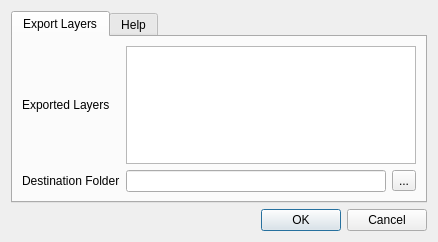
Above: batch_save_layers_dialog_base.ui from rjspiers/qgis-batch-save-layers before the change. Below: the same form after it.
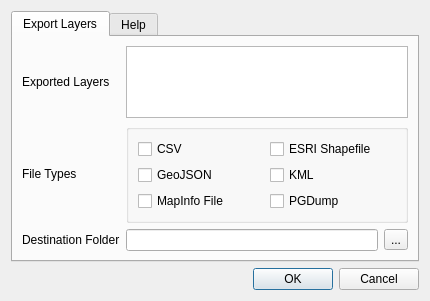
That is the form after the change.

Commit message: added checkbox selection for file types

Diff of the .ui file:
```diff
--- a/batch_save_layers_dialog_base.ui
+++ b/batch_save_layers_dialog_base.ui
@@ -6,8 +6,8 @@
    <rect>
     <x>0</x>
     <y>0</y>
-    <width>438</width>
-    <height>235</height>
+    <width>430</width>
+    <height>280</height>
    </rect>
   </property>
   <property name="windowTitle">
@@ -24,6 +24,23 @@
        <string>Export Layers</string>
       </attribute>
       <layout class="QGridLayout" name="gridLayout_2">
+       <item row="2" column="2">
+        <widget class="QToolButton" name="toolButton">
+         <property name="toolTip">
+          <string>Set destination folder</string>
+         </property>
+         <property name="text">
+          <string>...</string>
+         </property>
+        </widget>
+       </item>
+       <item row="2" column="1">
+        <widget class="QLineEdit" name="lineEdit">
+         <property name="toolTip">
+          <string>Set destination folder</string>
+         </property>
+        </widget>
+       </item>
        <item row="0" column="0">
         <widget class="QLabel" name="label">
          <property name="text">
@@ -31,30 +48,13 @@
          </property>
         </widget>
        </item>
-       <item row="1" column="0">
+       <item row="2" column="0">
         <widget class="QLabel" name="label_2">
          <property name="text">
           <string>Destination Folder</string>
          </property>
         </widget>
        </item>
-       <item row="1" column="1">
-        <widget class="QLineEdit" name="lineEdit">
-         <property name="toolTip">
-          <string>Set destination folder</string>
-         </property>
-        </widget>
-       </item>
-       <item row="1" column="2">
-        <widget class="QToolButton" name="toolButton">
-         <property name="toolTip">
-          <string>Set destination folder</string>
-         </property>
-         <property name="text">
-          <string>...</string>
-         </property>
-        </widget>
-       </item>
        <item row="0" column="1" colspan="2">
         <widget class="QListWidget" name="listWidget">
          <property name="toolTip">
@@ -63,6 +63,67 @@
          <property name="selectionMode">
           <enum>QAbstractItemView::NoSelection</enum>
          </property>
+         <property name="sortingEnabled">
+          <bool>true</bool>
+         </property>
+        </widget>
+       </item>
+       <item row="1" column="1" colspan="2">
+        <widget class="QGroupBox" name="groupBox">
+         <property name="toolTip">
+          <string>File types to export</string>
+         </property>
+         <layout class="QGridLayout" name="gridLayout_4">
+          <item row="0" column="0">
+           <widget class="QCheckBox" name="checkBox_csv">
+            <property name="text">
+             <string>CSV</string>
+            </property>
+           </widget>
+          </item>
+          <item row="0" column="1">
+           <widget class="QCheckBox" name="checkBox_shp">
+            <property name="text">
+             <string>ESRI Shapefile</string>
+            </property>
+           </widget>
+          </item>
+          <item row="2" column="0">
+           <widget class="QCheckBox" name="checkBox_geojson">
+            <property name="text">
+             <string>GeoJSON</string>
+            </property>
+           </widget>
+          </item>
+          <item row="2" column="1">
+           <widget class="QCheckBox" name="checkBox_kml">
+            <property name="text">
+             <string>KML</string>
+            </property>
+           </widget>
+          </item>
+          <item row="3" column="0">
+           <widget class="QCheckBox" name="checkBox_tab">
+            <property name="text">
+             <string>MapInfo File</string>
+            </property>
+           </widget>
+          </item>
+          <item row="3" column="1">
+           <widget class="QCheckBox" name="checkBox_pgdump">
+            <property name="text">
+             <string>PGDump</string>
+            </property>
+           </widget>
+          </item>
+         </layout>
+        </widget>
+       </item>
+       <item row="1" column="0">
+        <widget class="QLabel" name="label_4">
+         <property name="text">
+          <string>File Types</string>
+         </property>
         </widget>
        </item>
       </layout>
@@ -75,7 +136,10 @@
        <item row="0" column="0">
         <widget class="QLabel" name="label_3">
          <property name="text">
-          <string>&lt;html&gt;&lt;head/&gt;&lt;body&gt;&lt;p&gt;&lt;span style=&quot; font-weight:600; text-decoration: underline;&quot;&gt;Exported Layers&lt;/span&gt;&lt;/p&gt;&lt;p&gt;All vector layers open in QGIS will be exported.&lt;/p&gt;&lt;p&gt;&lt;span style=&quot; font-weight:600; text-decoration: underline;&quot;&gt;Filetypes&lt;/span&gt;&lt;/p&gt;&lt;p&gt;Currently ESRI Shapefile, MapInfo File, KML and GeoJSON are exported.&lt;/p&gt;&lt;p&gt;&lt;span style=&quot; font-weight:600; text-decoration: underline;&quot;&gt;Destination Folders&lt;/span&gt;&lt;/p&gt;&lt;p&gt;Filetypes are exported to separate folders in the destination folder.&lt;/p&gt;&lt;/body&gt;&lt;/html&gt;</string>
+          <string>&lt;html&gt;&lt;head/&gt;&lt;body&gt;&lt;p&gt;&lt;span style=&quot; font-weight:600; text-decoration: underline;&quot;&gt;Exported Layers&lt;/span&gt;&lt;/p&gt;&lt;p&gt;All vector layers open in QGIS will be exported.&lt;/p&gt;&lt;p&gt;&lt;span style=&quot; font-weight:600; text-decoration: underline;&quot;&gt;Destination Folders&lt;/span&gt;&lt;/p&gt;&lt;p&gt;Selected filetypes will be exported to separate sub-folders in the destination folder. The sub-folders will be named by filetype and will be created if they do not exist already.&lt;/p&gt;&lt;/body&gt;&lt;/html&gt;</string>
+         </property>
+         <property name="wordWrap">
+          <bool>true</bool>
          </property>
         </widget>
        </item>
```
The commit also changes 2 other files.
